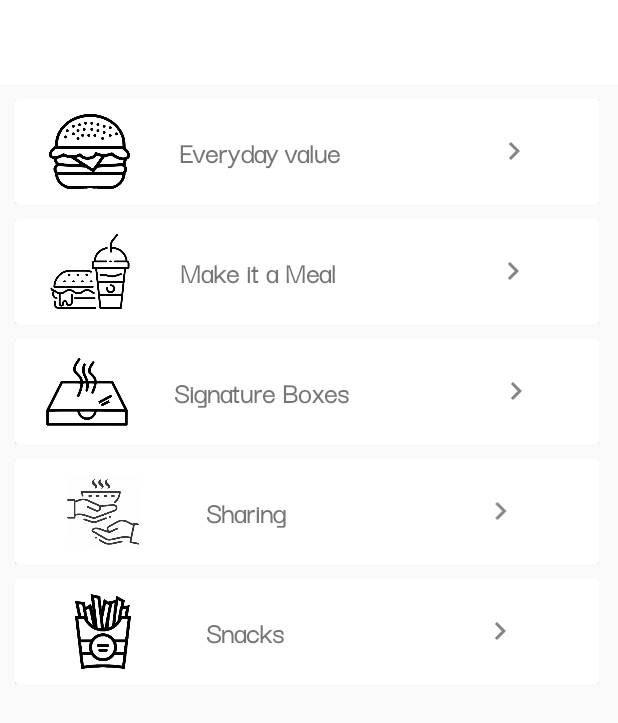
After one commit to abdulrahman-haroon/KFC-Andriod, an Android app: the Menu screen opened directly, with no data from a screen before it, on a phone screen of 412 x 824 dp. The commit adds this screen. Shown: the top 723 px of the screen. Run offline under Robolectric (Android 15) with nearby library versions, the phone set to English and light mode, and no system bars.

Commit message:
Static menu Completed

```diff
--- a/KFC/app/src/main/AndroidManifest.xml
+++ b/KFC/app/src/main/AndroidManifest.xml
@@ -9,14 +9,18 @@
         android:roundIcon="@mipmap/ic_launcher_round"
         android:supportsRtl="true"
         android:theme="@style/AppTheme">
-        <activity android:name=".Promotion_Deals"></activity>
-        <activity android:name=".BucketActivity" android:label="BUCKET" />
-        <activity android:name=".Home_Page" android:label="@string/home_page"/>
+        <activity android:name=".Menu">
 
+        </activity>
+        <activity android:name=".Promotion_Deals" />
+        <activity
+            android:name=".BucketActivity"
+            android:label="BUCKET" />
+        <activity
+            android:name=".Home_Page"
+            android:label="@string/home_page" />
 
-
-
-    <activity
+        <activity
             android:name=".MoreActivity"
             android:label="MORE" />
         <activity
@@ -25,6 +29,7 @@
             android:parentActivityName=".MainActivity"
             android:theme="@style/AppTheme" />
         <activity
+
             android:name=".SplashActivity"
             android:theme="@style/SplashScreen">
             <intent-filter>
--- /dev/null
+++ b/KFC/app/src/main/java/com/example/kfc/Menu.java
@@ -0,0 +1,47 @@
+package com.example.kfc;
+
+import androidx.appcompat.app.AppCompatActivity;
+import androidx.appcompat.widget.Toolbar;
+import androidx.recyclerview.widget.LinearLayoutManager;
+import androidx.recyclerview.widget.RecyclerView;
+
+import android.os.Bundle;
+
+import java.util.ArrayList;
+
+public class Menu extends AppCompatActivity {
+    private static RecyclerView.Adapter adapter;
+    private RecyclerView.LayoutManager layoutManager;
+    private static RecyclerView recyclerView;
+    private static ArrayList<MenuDataModel> data;
+    @Override
+    protected void onCreate(Bundle savedInstanceState) {
+        super.onCreate(savedInstanceState);
+        setContentView(R.layout.activity_menu);
+
+
+        Toolbar toolbar = findViewById(R.id.more_toolbar);
+        setSupportActionBar(toolbar);//setting the Action bar of this activity.
+
+        recyclerView = (RecyclerView) findViewById(R.id.menu_recycler_view);
+        recyclerView.setHasFixedSize(true);
+        layoutManager = new LinearLayoutManager(this);
+        recyclerView.setLayoutManager(layoutManager);
+//        recyclerView.setItemAnimator(new DefaultItemAnimator());
+        data = new ArrayList<>();
+        String[] menuTitles;
+        String[] db=getResources().getStringArray(R.array.dbNames);
+        menuTitles = getResources().getStringArray(R.array.menuItems);
+        Integer[] menuImages = {R.drawable.value,R.drawable.meal,R.drawable.box,R.drawable.sharing,R.drawable.snacks};
+        for (int i = 0; i < menuTitles.length; i++) {
+            data.add(new MenuDataModel(
+                    menuTitles[i],
+                    menuImages[i],
+                    db[i]
+
+            ));
+        }
+        MenuCustomAdapter customAdapter=new MenuCustomAdapter(data,this,Menu.this);
+        recyclerView.setAdapter(customAdapter);
+    }
+}
--- /dev/null
+++ b/KFC/app/src/main/java/com/example/kfc/MenuCustomAdapter.java
@@ -0,0 +1,74 @@
+package com.example.kfc;
+
+import android.app.Activity;
+import android.content.Context;
+import android.content.Intent;
+import android.view.LayoutInflater;
+import android.view.View;
+import android.view.ViewGroup;
+import android.widget.ImageView;
+import android.widget.LinearLayout;
+import android.widget.TextView;
+import android.widget.Toast;
+
+import androidx.recyclerview.widget.RecyclerView;
+
+import java.util.ArrayList;
+
+public class MenuCustomAdapter extends    RecyclerView.Adapter<MenuCustomAdapter.MyViewHolder>{
+    private ArrayList<MenuDataModel> dataSet;
+    Context context;
+    Activity activity;
+
+    public static class MyViewHolder extends RecyclerView.ViewHolder {
+        LinearLayout mainLayout;
+        TextView menuTitle;
+
+        ImageView menuImage;
+        public MyViewHolder(View itemView) {
+            super(itemView);
+            this.menuTitle = (TextView)
+                    itemView.findViewById(R.id.menu_title);
+
+            this.menuImage = (ImageView) itemView.findViewById(R.id.menu_image);
+            this.mainLayout=itemView.findViewById(R.id.mainLayout);
+        }
+    }
+    public MenuCustomAdapter(ArrayList<MenuDataModel> data, Context context, Activity activity) {
+        this.dataSet = data;
+        this.context=context;
+        this.activity=activity;
+    }
+    @Override
+    public MyViewHolder onCreateViewHolder(ViewGroup parent,
+                                           int viewType) {
+        View view = LayoutInflater.from(parent.getContext())
+                .inflate(R.layout.menu_row, parent, false);
+        MyViewHolder myViewHolder = new MyViewHolder(view);
+        return myViewHolder;
+    }
+    @Override
+    public void onBindViewHolder(final MyViewHolder holder, final int listPosition) {
+        TextView textViewTitle = holder.menuTitle;
+
+        ImageView imageView = holder.menuImage;
+        textViewTitle.setText(dataSet.get(listPosition).getName());
+
+        imageView.setImageResource(dataSet.get(listPosition).getImage());
+        holder.mainLayout.setOnClickListener(new View.OnClickListener() {
+            @Override
+            public void onClick(View view) {
+                Toast.makeText(context, "Items", Toast.LENGTH_SHORT).show();
+//                Intent intent = new Intent(context, MenuDetails.class);
+//                intent.putExtra("DB_NAME", dataSet.get(listPosition).getDbName());
+//                activity.startActivityForResult(intent, 1);
+            }
+        });
+    }
+
+    @Override
+    public int getItemCount() {
+        return dataSet.size();
+    }
+
+}
--- /dev/null
+++ b/KFC/app/src/main/java/com/example/kfc/MenuDataModel.java
@@ -0,0 +1,40 @@
+package com.example.kfc;
+
+public class MenuDataModel {
+    String name;
+    int image;
+    String dbName;
+
+    public MenuDataModel() {
+    }
+
+    public String getDbName() {
+        return dbName;
+    }
+
+    public void setDbName(String dbName) {
+        this.dbName = dbName;
+    }
+
+    public MenuDataModel(String name, int image, String dbName) {
+        this.name = name;
+        this.image = image;
+        this.dbName=dbName;
+    }
+
+    public String getName() {
+        return name;
+    }
+
+    public void setName(String name) {
+        this.name = name;
+    }
+
+    public int getImage() {
+        return image;
+    }
+
+    public void setImage(int image) {
+        this.image = image;
+    }
+}
--- a/KFC/app/src/main/java/com/example/kfc/MoreActivity.java
+++ b/KFC/app/src/main/java/com/example/kfc/MoreActivity.java
@@ -45,6 +45,8 @@ public class MoreActivity extends AppCompatActivity {
                         break;
                     case R.id.nav_menu:
                         Toast.makeText(getApplicationContext(), "Menu", Toast.LENGTH_SHORT).show();
+                        intent=new Intent(getApplicationContext(),Menu.class);
+                        startActivity(intent);
                         break;
                     case R.id.nav_bucket:
                         intent=new Intent(getApplicationContext(),BucketActivity.class);
--- /dev/null
+++ b/KFC/app/src/main/res/layout/activity_menu.xml
@@ -0,0 +1,20 @@
+<?xml version="1.0" encoding="utf-8"?>
+<LinearLayout xmlns:android="http://schemas.android.com/apk/res/android"
+    xmlns:app="http://schemas.android.com/apk/res-auto"
+    xmlns:tools="http://schemas.android.com/tools"
+    android:layout_width="match_parent"
+    android:layout_height="match_parent"
+    tools:context=".Menu"
+    android:orientation="vertical">
+    <include
+        android:id="@+id/menu_toolbar"
+        layout="@layout/toolbar" />
+
+    <androidx.recyclerview.widget.RecyclerView
+        android:id="@+id/menu_recycler_view"
+        android:layout_width="409dp"
+        android:layout_height="729dp"
+        tools:layout_editor_absoluteX="1dp"
+        tools:layout_editor_absoluteY="1dp" />
+
+</LinearLayout>
--- /dev/null
+++ b/KFC/app/src/main/res/layout/menu_row.xml
@@ -0,0 +1,57 @@
+<?xml version="1.0" encoding="utf-8"?>
+<LinearLayout
+    xmlns:android="http://schemas.android.com/apk/res/android"
+    xmlns:app="http://schemas.android.com/apk/res-auto"
+    xmlns:tools="http://schemas.android.com/tools"
+    android:layout_width="match_parent"
+    android:layout_height="wrap_content"
+    android:orientation="vertical"
+    android:layout_marginHorizontal="10dp"
+    android:layout_marginTop="10dp"
+    android:id="@+id/mainLayout"
+    >
+
+
+    <androidx.cardview.widget.CardView
+        android:layout_width="match_parent"
+        android:layout_height="match_parent"
+        android:background="@color/colorWhite"
+
+       >
+
+
+    <LinearLayout
+        android:layout_width="match_parent"
+        android:layout_height="wrap_content"
+        android:orientation="horizontal"
+        android:gravity="center"
+        android:layout_margin="10dp">
+
+
+
+        <ImageView
+            android:id="@+id/menu_image"
+            android:layout_width="10dp"
+            android:layout_height="50dp"
+            android:layout_weight="1"
+            tools:srcCompat="@tools:sample/avatars" />
+
+        <TextView
+            android:layout_marginLeft="20dp"
+            android:id="@+id/menu_title"
+            android:layout_width="wrap_content"
+            android:layout_height="wrap_content"
+            android:layout_weight="1"
+            android:textSize="20sp"
+            android:text="TextView" />
+
+        <ImageView
+            android:id="@+id/imageView3"
+            android:layout_width="wrap_content"
+            android:layout_height="wrap_content"
+            android:layout_weight="1"
+            app:srcCompat="@drawable/ic_right_arrow" />
+    </LinearLayout>
+    </androidx.cardview.widget.CardView>
+
+</LinearLayout>
--- a/KFC/app/src/main/res/values/strings.xml
+++ b/KFC/app/src/main/res/values/strings.xml
@@ -39,5 +39,23 @@
         <item>Bahawalpur</item>
     </string-array>
 
+    <string-array name="menuItems">
+        <item>Everyday value</item>
+        <item>Make it a Meal</item>
+        <item>Signature Boxes</item>
+        <item>Sharing</item>
+        <item>Snacks</item>
+    </string-array>
+
+    <string-array name="dbNames">
+        <item>meals</item>
+        <item>snacks</item>
+        <item>meals</item>
+        <item>snacks</item>
+        <item>meals</item>
+
+
+    </string-array>
+
 
 </resources>
```
Also changed, not shown: KFC/app/src/main/res/drawable-xhdpi/box.png (added), KFC/app/src/main/res/drawable-xhdpi/meal.png (added), KFC/app/src/main/res/drawable-xhdpi/sharing.png (added), KFC/app/src/main/res/drawable-xhdpi/snacks.png (added), KFC/app/src/main/res/drawable-xhdpi/value.png (added).
